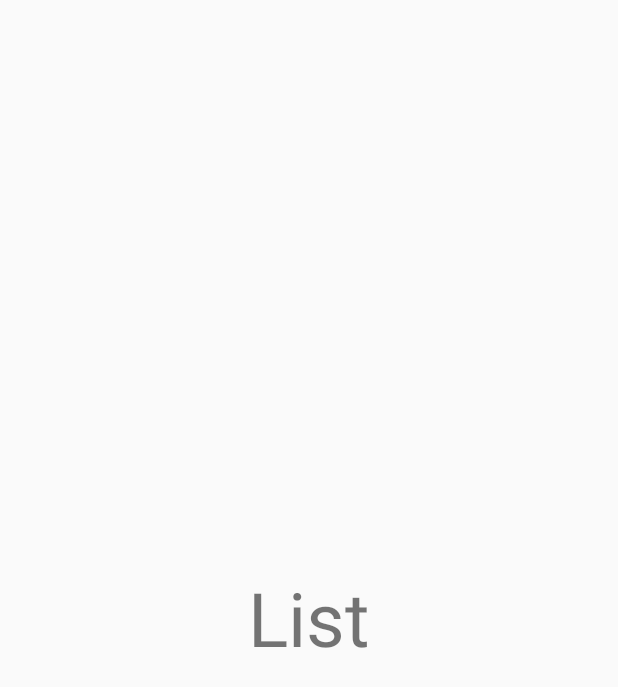
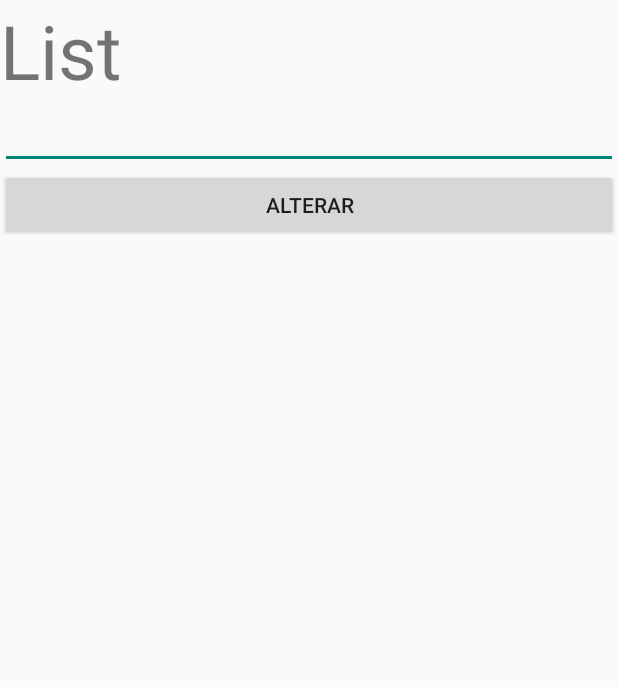
Before and after one commit to ThailanDev/Marvel, an Android app: the layout fragment_list.xml on its own in the app's theme, with its tools: preview values and no code run, on a phone screen of 412 x 824 dp. Shown: the top 687 px of the screen. Run offline under Robolectric (Android 15) with nearby library versions, the phone set to English and light mode, and no system bars.

```diff
--- a/list/src/main/java/com/example/list/ListFragment.kt
+++ b/list/src/main/java/com/example/list/ListFragment.kt
@@ -25,9 +25,9 @@ class ListFragment : Fragment() {
     }
 
     private fun observer() {
-        viewModel.state.observe(viewLifecycleOwner, Observer {
-            Log.d("TAG", "observer: ${it.data}")
-        })
+        viewModel.state.observe(viewLifecycleOwner) {
+            Log.d("TAG", "observer: ${it}")
+        }
     }
 
 }
--- a/list/src/main/res/layout/fragment_list.xml
+++ b/list/src/main/res/layout/fragment_list.xml
@@ -1,14 +1,26 @@
 <?xml version="1.0" encoding="utf-8"?>
-<androidx.constraintlayout.widget.ConstraintLayout
+<LinearLayout
     xmlns:android="http://schemas.android.com/apk/res/android"
     android:layout_width="match_parent"
+    android:orientation="vertical"
     android:layout_height="match_parent">
 
     <TextView
+        android:id="@+id/textView"
         android:textSize="50sp"
-        android:gravity="center"
         android:layout_width="match_parent"
-        android:layout_height="match_parent"
+        android:layout_height="wrap_content"
         android:text="List" />
 
-</androidx.constraintlayout.widget.ConstraintLayout>
+    <EditText
+        android:id="@+id/editTextt"
+        android:layout_width="match_parent"
+        android:layout_height="wrap_content"/>
+
+    <Button
+        android:id="@+id/send"
+        android:text="alterar"
+        android:layout_width="match_parent"
+        android:layout_height="wrap_content"/>
+
+</LinearLayout>
```
Also changed, not shown: list/src/main/java/com/example/list/ListViewModel.kt (+2 -5 lines).
